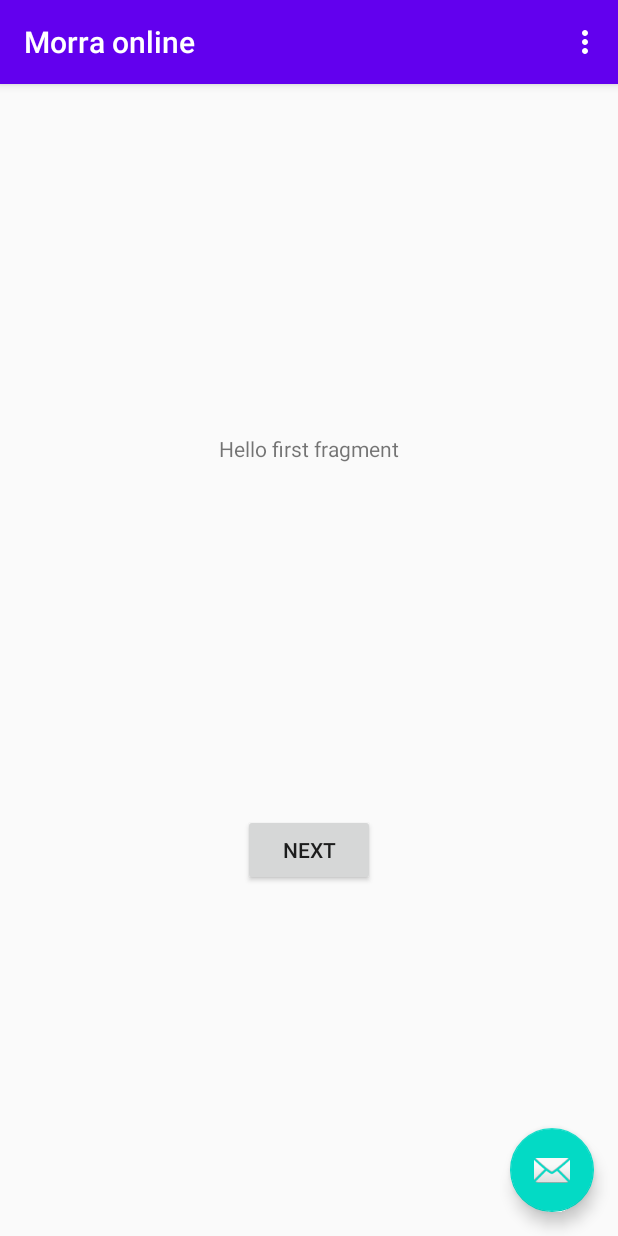
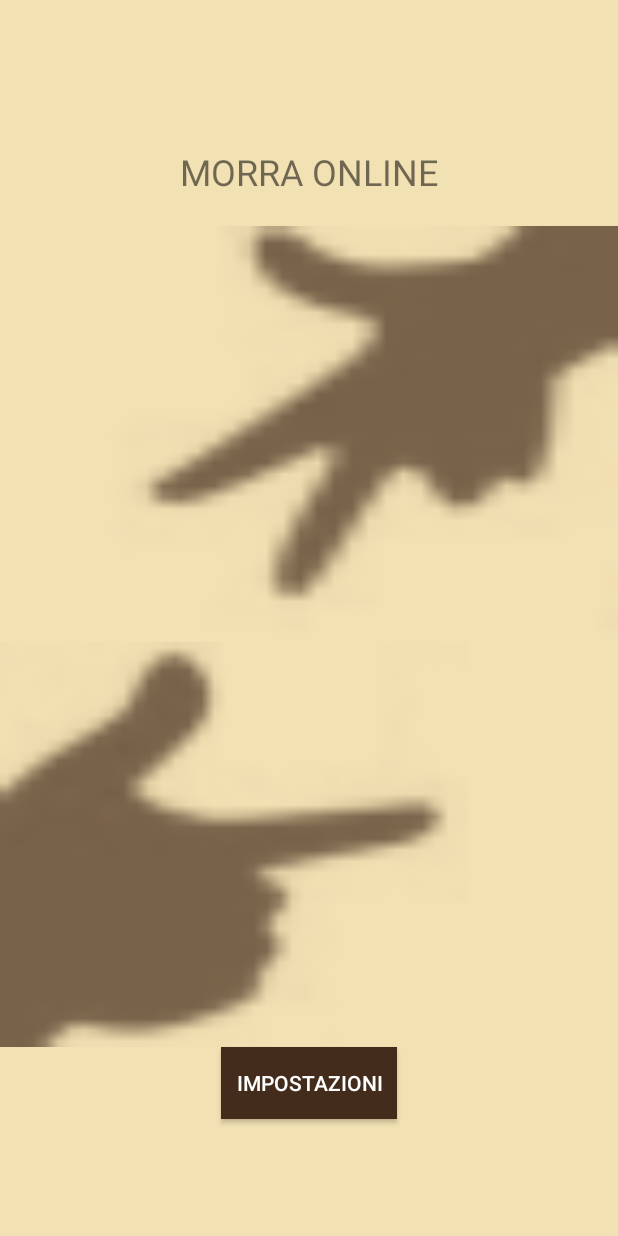
Before and after one commit to BiagioeCarmine/Morra_online_app, an Android app: the screen it shows after launch (MainActivity), on a phone screen of 412 x 824 dp. Run offline under Robolectric (Android 15) with nearby library versions, the light colour scheme and no system bars.

Commit message:
Primo design home page

```diff
--- a/app/src/main/java/com/carminezacc/morra/MainActivity.java
+++ b/app/src/main/java/com/carminezacc/morra/MainActivity.java
@@ -19,17 +19,6 @@ public class MainActivity extends AppCompatActivity {
     protected void onCreate(Bundle savedInstanceState) {
         super.onCreate(savedInstanceState);
         setContentView(R.layout.activity_main);
-        Toolbar toolbar = findViewById(R.id.toolbar);
-        setSupportActionBar(toolbar);
-
-        FloatingActionButton fab = findViewById(R.id.fab);
-        fab.setOnClickListener(new View.OnClickListener() {
-            @Override
-            public void onClick(View view) {
-                Snackbar.make(view, "Replace with your own action", Snackbar.LENGTH_LONG)
-                        .setAction("Action", null).show();
-            }
-        });
     }
 
     @Override
--- a/app/src/main/res/layout/activity_main.xml
+++ b/app/src/main/res/layout/activity_main.xml
@@ -6,7 +6,7 @@
     android:layout_height="match_parent"
     tools:context=".MainActivity">
 
-    <com.google.android.material.appbar.AppBarLayout
+    <!--com.google.android.material.appbar.AppBarLayout
         android:layout_width="match_parent"
         android:layout_height="wrap_content"
         android:theme="@style/AppTheme.AppBarOverlay">
@@ -18,16 +18,9 @@
             android:background="?attr/colorPrimary"
             app:popupTheme="@style/AppTheme.PopupOverlay" />
 
-    </com.google.android.material.appbar.AppBarLayout>
+    </com.google.android.material.appbar.AppBarLayout-->
 
-    <include layout="@layout/content_main" />
+    <include layout="@layout/home" />
 
-    <com.google.android.material.floatingactionbutton.FloatingActionButton
-        android:id="@+id/fab"
-        android:layout_width="wrap_content"
-        android:layout_height="wrap_content"
-        android:layout_gravity="bottom|end"
-        android:layout_margin="@dimen/fab_margin"
-        app:srcCompat="@android:drawable/ic_dialog_email" />
 
 </androidx.coordinatorlayout.widget.CoordinatorLayout>
--- a/app/src/main/res/layout/fragment_first.xml
+++ b/app/src/main/res/layout/fragment_first.xml
@@ -23,6 +23,15 @@
         android:text="@string/next"
         app:layout_constraintBottom_toBottomOf="parent"
         app:layout_constraintEnd_toEndOf="parent"
+        app:layout_constraintHorizontal_bias="0.501"
         app:layout_constraintStart_toStartOf="parent"
         app:layout_constraintTop_toBottomOf="@id/textview_first" />
+
+    <Button
+        android:id="@+id/button"
+        android:layout_width="wrap_content"
+        android:layout_height="wrap_content"
+        android:text="Button"
+        tools:layout_editor_absoluteX="162dp"
+        tools:layout_editor_absoluteY="341dp" />
 </androidx.constraintlayout.widget.ConstraintLayout>
--- /dev/null
+++ b/app/src/main/res/layout/home.xml
@@ -0,0 +1,63 @@
+<?xml version="1.0" encoding="utf-8"?>
+<LinearLayout xmlns:android="http://schemas.android.com/apk/res/android"
+    xmlns:app="http://schemas.android.com/apk/res-auto"
+    xmlns:tools="http://schemas.android.com/tools"
+    android:layout_width="match_parent"
+    android:layout_height="match_parent"
+    android:gravity="center"
+    android:orientation="vertical">
+    <TextView
+        android:id="@+id/textView3"
+        android:layout_width="wrap_content"
+        android:layout_height="wrap_content"
+        android:padding="20dp"
+        android:text="MORRA ONLINE"
+        android:textSize="24sp" />
+
+
+    <ImageButton
+        android:id="@+id/imageButton3"
+        android:layout_width="match_parent"
+        android:layout_height="277dp"
+        android:background="@android:color/transparent"
+        android:paddingRight="0dp"
+        android:scaleType="fitXY"
+        android:src="@drawable/mano_3" />
+
+
+    <ImageButton
+        android:id="@+id/imageButton2"
+        android:layout_width="match_parent"
+        android:layout_height="270dp"
+        android:background="@android:color/transparent"
+        android:paddingLeft="0dp"
+        android:paddingRight="100dp"
+        android:scaleType="fitXY"
+        android:src="@drawable/mano_2" />
+
+    <!--TextView
+        android:id="@+id/textView2"
+        android:layout_width="wrap_content"
+        android:layout_height="wrap_content"
+        android:text="AMICI"
+        android:textColor="#FFFFFF"
+        android:textSize="24sp" />
+
+    <TextView
+        android:id="@+id/textView3"
+        android:layout_width="wrap_content"
+        android:layout_height="wrap_content"
+        android:text="MATCHMAKING"
+        android:textColor="#FFFFFF"
+        android:textSize="24sp" /-->
+
+    <Button
+        android:id="@+id/button5"
+        android:background="#432c1c"
+        android:textColor="@android:color/white"
+        android:layout_width="wrap_content"
+        android:padding="10dp"
+        android:layout_height="wrap_content"
+        android:text="Impostazioni" />
+
+</LinearLayout>
--- a/app/src/main/res/values/styles.xml
+++ b/app/src/main/res/values/styles.xml
@@ -2,9 +2,8 @@
     <!-- Base application theme. -->
     <style name="AppTheme" parent="Theme.AppCompat.Light.DarkActionBar">
         <!-- Customize your theme here. -->
-        <item name="colorPrimary">@color/colorPrimary</item>
-        <item name="colorPrimaryDark">@color/colorPrimaryDark</item>
-        <item name="colorAccent">@color/colorAccent</item>
+        <item name="colorPrimary">#432c1c</item>
+        <item name="android:colorBackground">#f2e1b3</item>
     </style>
 
     <style name="AppTheme.NoActionBar">
```
Also changed, not shown: app/src/main/res/drawable-hdpi/mano_2.png (added), app/src/main/res/drawable-hdpi/mano_3.png (added), app/src/main/res/drawable-mdpi/mano_2.png (added), app/src/main/res/drawable-mdpi/mano_3.png (added), app/src/main/res/drawable-xhdpi/mano_2.png (added), app/src/main/res/drawable-xhdpi/mano_3.png (added), app/src/main/res/drawable-xxhdpi/mano_2.png (added), app/src/main/res/drawable-xxhdpi/mano_3.png (added), app/src/main/res/drawable-xxxhdpi/mano_2.png (added), app/src/main/res/drawable-xxxhdpi/mano_3.png (added).
